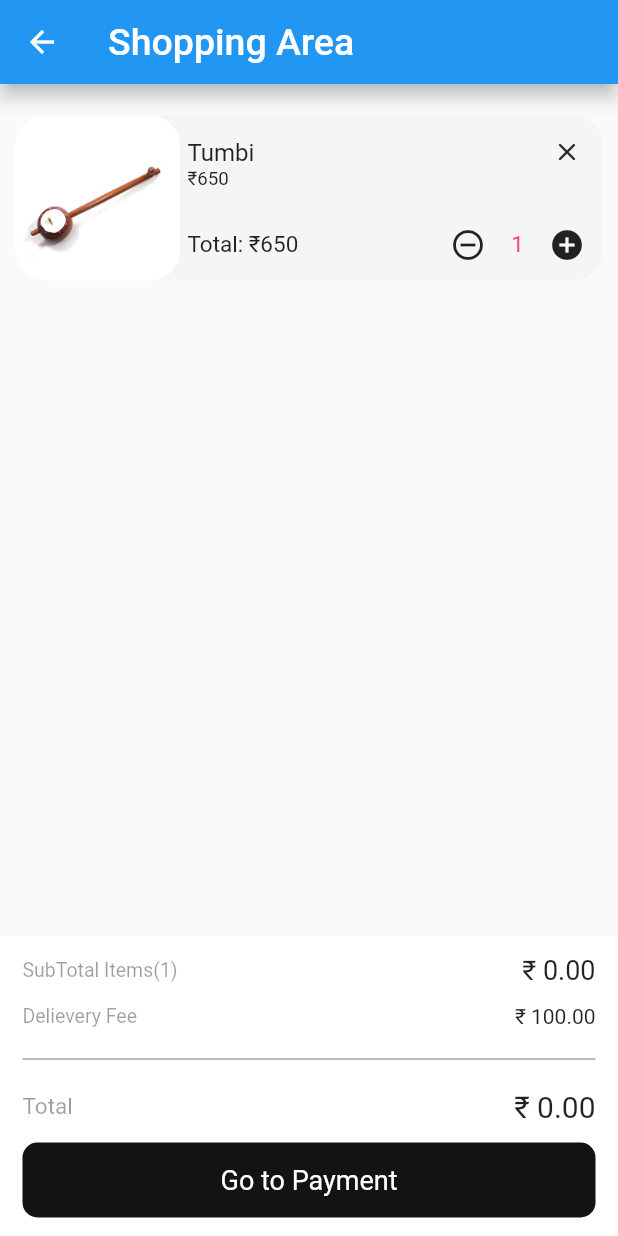
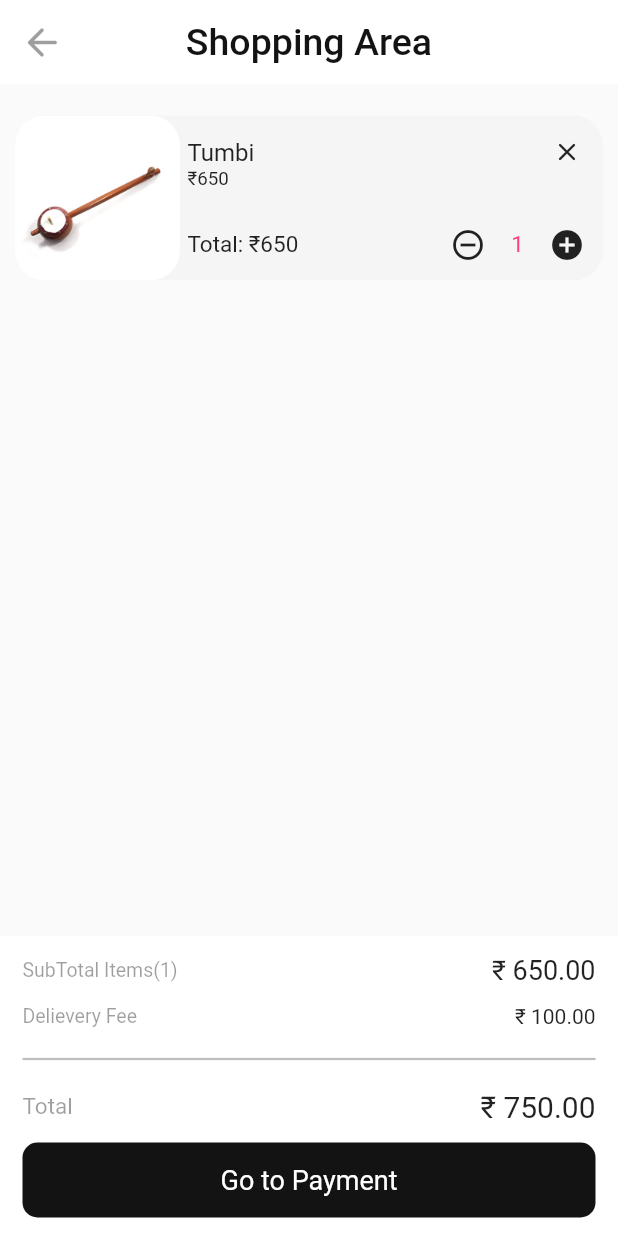
Before and after one commit to VivekTailor19/music_cart_app, a Flutter app: the screen it shows after launch, after a tap on the "shopping cart" icon, on a phone screen of 412 x 824 dp. Run offline on Flutter 3.47's test engine with Material 2 defaults, Android fonts, the phone set to English and light mode, and no system bars.

Commit message:
music item cart app

```diff
--- a/lib/main.dart
+++ b/lib/main.dart
@@ -13,6 +13,7 @@ void main() {
       ],
       child: MaterialApp(
         debugShowCheckedModeBanner: false,
+
         routes: {
           "/":(context) => HomeScreen(),
           "itemview":(context) => Item_View(),
--- a/lib/screen/view/cart_ui.dart
+++ b/lib/screen/view/cart_ui.dart
@@ -19,12 +19,24 @@ class _Cart_UIState extends State<Cart_UI> {
   @override
   Widget build(BuildContext context) {
 
+   // int total = ModalRoute.of(context)!.settings.arguments as int;
+
     providerF = Provider.of<MusicProvider>(context, listen: false);
     providerT = Provider.of<MusicProvider>(context, listen: true);
 
     return SafeArea(
       child: Scaffold(
-        appBar: AppBar(title: Text("Shopping Area",style: TextStyle(fontSize: 25),),elevation:5,),
+        appBar: AppBar(
+          leading: InkWell(
+              onTap: (){
+                Navigator.pop(context);
+              },
+              child: Icon(Icons.arrow_back_rounded,size: 30,color: Colors.black38,)),
+          backgroundColor: Colors.white,
+          centerTitle: true,
+          title: Text("Shopping Area", style: TextStyle(fontSize: 25,color: Color(0xff131313)),),
+          elevation:0,
+        ),
         body: Center(
           child: Column(
             children: [
@@ -139,14 +151,6 @@ class _Cart_UIState extends State<Cart_UI> {
                 ),
 
               ),
-              // ElevatedButton(onPressed: (){
-              //   providerF!.finalbill();
-              // }, child: Text("Create Bill")),
-              //
-              // Text("Total ${providerT!.total}",style: TextStyle(fontSize: 30,color: Colors.pink),),
-              // Text("Delivery ${providerT!.delivery}",style: TextStyle(fontSize: 30,color: Colors.pink),),
-              // Text("Final Price ${providerT!.finalprice}",style: TextStyle(fontSize: 30,color: Colors.pink),)
-
 
             ],),
 
--- a/lib/screen/view/homescreen.dart
+++ b/lib/screen/view/homescreen.dart
@@ -26,13 +26,19 @@ class _HomeScreenState extends State<HomeScreen> {
     return SafeArea(
       child: Scaffold(
         appBar: AppBar(
-          title: Text("Music Instrument Shopping",style: TextStyle(fontSize: 20),),
+          backgroundColor: Colors.white,
+
+          title: Text("Music Instrument Shopping", style: TextStyle(fontSize: 20,color: Color(0xff131313)),),
+          elevation:0,
+
           actions: [
             IconButton(
-              icon: Icon(Icons.shopping_cart),
+              icon: Icon(Icons.shopping_cart,size: 30,color: Color(0xff666666)),
               iconSize: 25, color: Colors.indigo,
               onPressed: () {
+                provider!.finalbill();
                 Navigator.pushNamed(context, "cart");
+                //,arguments: provider!.total);
 
               },
             )
@@ -51,16 +57,16 @@ class _HomeScreenState extends State<HomeScreen> {
               child: Container(
                 height: 160,width: 160,
                 alignment: Alignment.center,
-                decoration: BoxDecoration(borderRadius: BorderRadius.circular(15),color: Colors.blueGrey),
+                decoration: BoxDecoration(borderRadius: BorderRadius.circular(15),color: Color(0x10131313)),
                 child: Column(mainAxisAlignment: MainAxisAlignment.center,
                   children: [
                     Container(height: 110,width: 130,
                     decoration: BoxDecoration(image: DecorationImage(image: AssetImage("${provider!.itemlist[index].photo}"),fit: BoxFit.fill)),
                     ),
                     SizedBox(height: 8),
-                    Text("${provider!.itemlist[index].name}",style: TextStyle(fontSize: 14),),
+                    Text("${provider!.itemlist[index].name}",style: TextStyle(fontSize: 16,),),
 
-                    Text("₹ ${provider!.itemlist[index].price}",style: TextStyle(fontSize: 15),),
+                    Text("₹ ${provider!.itemlist[index].price}",style: TextStyle(fontSize: 15,color: Color(0xff666666)),),
 
 
 
```
